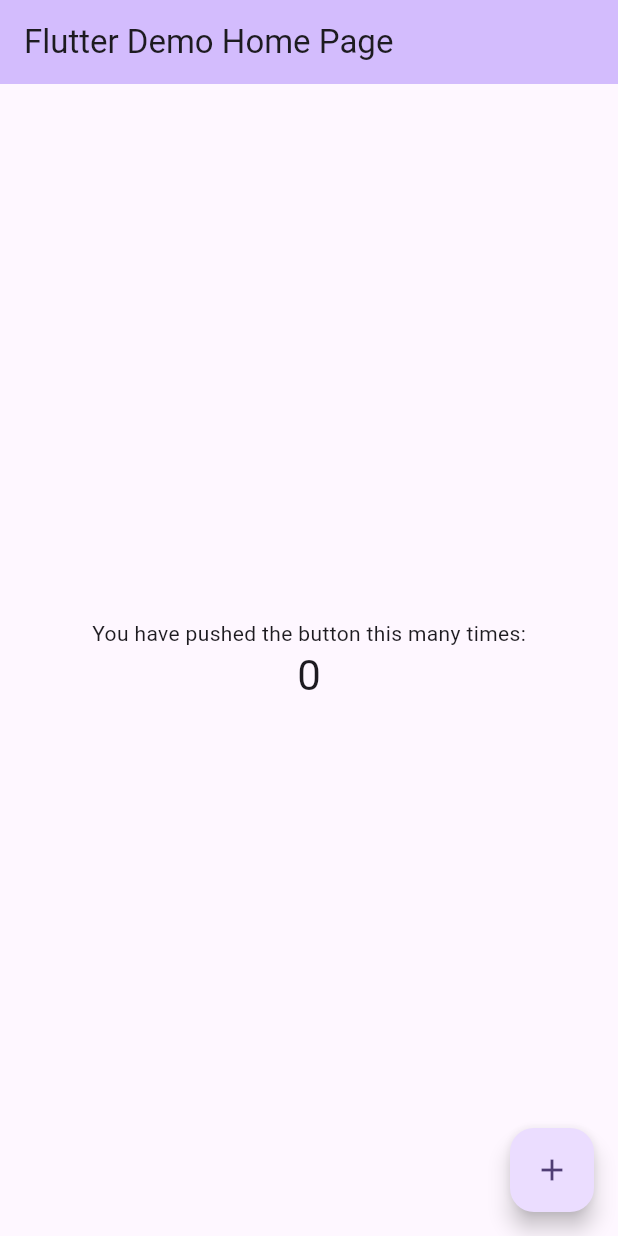
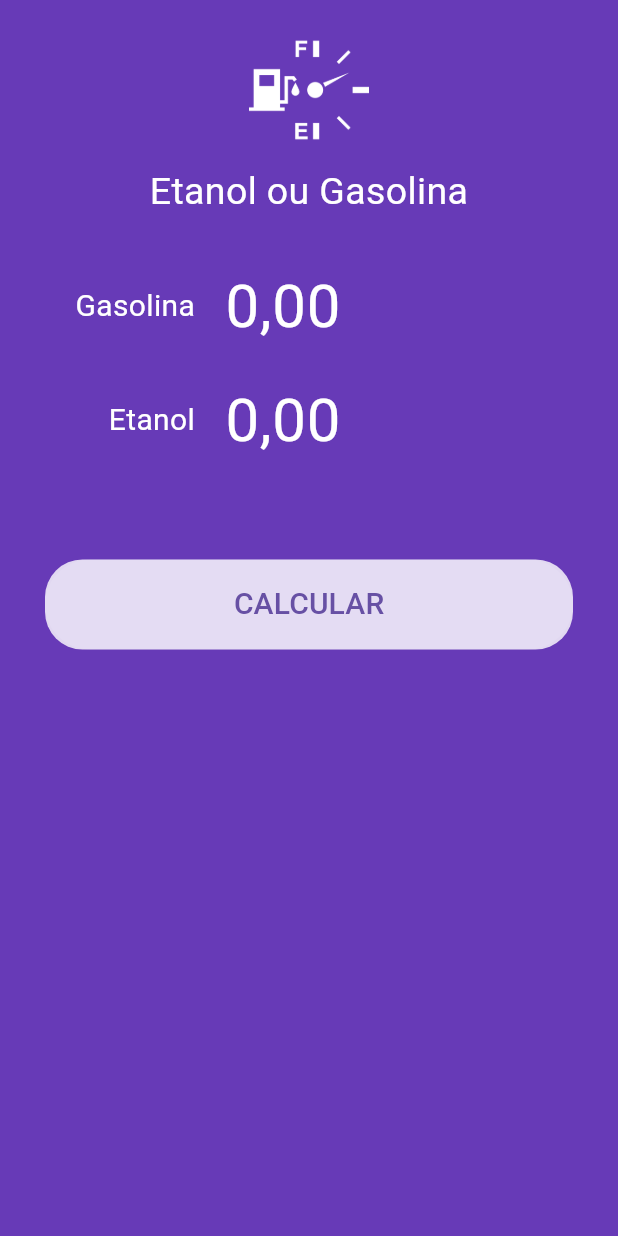
Before and after one commit to douglassbarbosa/home, a Flutter app: the screen it shows after launch, on a phone screen of 412 x 824 dp. Run offline on Flutter 3.47's test engine with Material 2 defaults, Android fonts, the light colour scheme and no system bars; our stand-ins replace flutter_masked_text2; Roboto replaces fonts that are missing (Big Shoulders Display).

Commit message:
feat: My first Flutter's App

```diff
--- a/BoxOfCodes/Flutter/appCombustivel/app_combustivel/lib/main.dart
+++ b/BoxOfCodes/Flutter/appCombustivel/app_combustivel/lib/main.dart
@@ -1,4 +1,5 @@
 import 'package:flutter/material.dart';
+import 'pages/home.page.dart';
 
 void main() {
   runApp(const MyApp());
@@ -6,120 +7,17 @@ void main() {
 
 class MyApp extends StatelessWidget {
   const MyApp({super.key});
-
-  // This widget is the root of your application.
   @override
   Widget build(BuildContext context) {
     return MaterialApp(
-      title: 'Flutter Demo',
+      title: 'Alcool ou Gasolina',
+      debugShowCheckedModeBanner: false,
       theme: ThemeData(
-        // This is the theme of your application.
-        //
-        // TRY THIS: Try running your application with "flutter run". You'll see
-        // the application has a blue toolbar. Then, without quitting the app,
-        // try changing the seedColor in the colorScheme below to Colors.green
-        // and then invoke "hot reload" (save your changes or press the "hot
-        // reload" button in a Flutter-supported IDE, or press "r" if you used
-        // the command line to start the app).
-        //
-        // Notice that the counter didn't reset back to zero; the application
-        // state is not lost during the reload. To reset the state, use hot
-        // restart instead.
-        //
-        // This works for code too, not just values: Most code changes can be
-        // tested with just a hot reload.
-        colorScheme: ColorScheme.fromSeed(seedColor: Colors.deepPurple),
+        primarySwatch: Colors.blue,
+        // colorScheme: ColorScheme.fromSeed(seedColor: Colors.deepPurple),
         useMaterial3: true,
       ),
-      home: const MyHomePage(title: 'Flutter Demo Home Page'),
+      home: HomePage(),
     );
   }
 }
-
-class MyHomePage extends StatefulWidget {
-  const MyHomePage({super.key, required this.title});
-
-  // This widget is the home page of your application. It is stateful, meaning
-  // that it has a State object (defined below) that contains fields that affect
-  // how it looks.
-
-  // This class is the configuration for the state. It holds the values (in this
-  // case the title) provided by the parent (in this case the App widget) and
-  // used by the build method of the State. Fields in a Widget subclass are
-  // always marked "final".
-
-  final String title;
-
-  @override
-  State<MyHomePage> createState() => _MyHomePageState();
-}
-
-class _MyHomePageState extends State<MyHomePage> {
-  int _counter = 0;
-
-  void _incrementCounter() {
-    setState(() {
-      // This call to setState tells the Flutter framework that something has
-      // changed in this State, which causes it to rerun the build method below
-      // so that the display can reflect the updated values. If we changed
-      // _counter without calling setState(), then the build method would not be
-      // called again, and so nothing would appear to happen.
-      _counter++;
-    });
-  }
-
-  @override
-  Widget build(BuildContext context) {
-    // This method is rerun every time setState is called, for instance as done
-    // by the _incrementCounter method above.
-    //
-    // The Flutter framework has been optimized to make rerunning build methods
-    // fast, so that you can just rebuild anything that needs updating rather
-    // than having to individually change instances of widgets.
-    return Scaffold(
-      appBar: AppBar(
-        // TRY THIS: Try changing the color here to a specific color (to
-        // Colors.amber, perhaps?) and trigger a hot reload to see the AppBar
-        // change color while the other colors stay the same.
-        backgroundColor: Theme.of(context).colorScheme.inversePrimary,
-        // Here we take the value from the MyHomePage object that was created by
-        // the App.build method, and use it to set our appbar title.
-        title: Text(widget.title),
-      ),
-      body: Center(
-        // Center is a layout widget. It takes a single child and positions it
-        // in the middle of the parent.
-        child: Column(
-          // Column is also a layout widget. It takes a list of children and
-          // arranges them vertically. By default, it sizes itself to fit its
-          // children horizontally, and tries to be as tall as its parent.
-          //
-          // Column has various properties to control how it sizes itself and
-          // how it positions its children. Here we use mainAxisAlignment to
-          // center the children vertically; the main axis here is the vertical
-          // axis because Columns are vertical (the cross axis would be
-          // horizontal).
-          //
-          // TRY THIS: Invoke "debug painting" (choose the "Toggle Debug Paint"
-          // action in the IDE, or press "p" in the console), to see the
-          // wireframe for each widget.
-          mainAxisAlignment: MainAxisAlignment.center,
-          children: <Widget>[
-            const Text(
-              'You have pushed the button this many times:',
-            ),
-            Text(
-              '$_counter',
-              style: Theme.of(context).textTheme.headlineMedium,
-            ),
-          ],
-        ),
-      ),
-      floatingActionButton: FloatingActionButton(
-        onPressed: _incrementCounter,
-        tooltip: 'Increment',
-        child: const Icon(Icons.add),
-      ), // This trailing comma makes auto-formatting nicer for build methods.
-    );
-  }
-}
--- /dev/null
+++ b/BoxOfCodes/Flutter/appCombustivel/app_combustivel/lib/pages/home.page.dart
@@ -0,0 +1,80 @@
+import 'package:app_combustivel/widget/success.widget.dart';
+import 'package:flutter/material.dart';
+import 'package:flutter_masked_text2/flutter_masked_text2.dart';
+
+import '../widget/logo.widget.dart';
+import '../widget/submit-form.dart';
+
+class HomePage extends StatefulWidget {
+  @override
+  State<HomePage> createState() => _HomePageState();
+}
+
+class _HomePageState extends State<HomePage> {
+  var _gasCtrl = MoneyMaskedTextController();
+  var _etanolCtrl = MoneyMaskedTextController();
+  Color _color = Colors.deepPurple;
+  var _busy = false;
+  var _completed = false;
+  String _resultText = '';
+
+  @override
+  Widget build(BuildContext context) {
+    return Scaffold(
+      backgroundColor: Theme.of(context).primaryColor,
+      body: AnimatedContainer(
+        duration: const Duration(
+          milliseconds: 1000,
+        ),
+        color: _color,
+        child: ListView(
+          children: <Widget>[
+            const Logo(),
+            _completed
+                ? Success(
+                    result: _resultText,
+                    reset: _reset,
+                  )
+                : SubmitForm(
+                    gasCtrl: _gasCtrl,
+                    etanolCtrl: _etanolCtrl,
+                    busy: _busy,
+                    submitFunc: calculate),
+          ],
+        ),
+      ),
+    );
+  }
+
+  Future calculate() async {
+    double priceEtanol =
+        double.parse(_etanolCtrl.text.replaceAll(RegExp(r'[,.]'), ''));
+    double priceGas =
+        double.parse(_gasCtrl.text.replaceAll(RegExp(r'[,.]'), ''));
+    double res = priceEtanol / priceGas;
+
+    return Future.delayed(const Duration(seconds: 1), () {
+      setState(() {
+        if (res >= 0.7) {
+          _resultText = "Use Gasolina";
+        } else {
+          _resultText = "Use Etanol";
+        }
+        _color = Colors.deepPurpleAccent;
+        _completed = true;
+        _busy = false;
+      });
+    });
+  }
+
+  Future<void> _reset() {
+    setState(() {
+      _gasCtrl = MoneyMaskedTextController();
+      _etanolCtrl = MoneyMaskedTextController();
+      _busy = false;
+      _completed = false;
+      _color = Theme.of(context).primaryColor;
+    });
+    return Future<void>.value();
+  }
+}
--- /dev/null
+++ b/BoxOfCodes/Flutter/appCombustivel/app_combustivel/lib/widget/input.widget.dart
@@ -0,0 +1,48 @@
+import 'package:flutter/material.dart';
+import 'package:flutter_masked_text2/flutter_masked_text2.dart';
+
+class Input extends StatelessWidget {
+  String label = ""; //
+  MoneyMaskedTextController ctrl = MoneyMaskedTextController();
+
+  Input({
+    required this.label,
+    required this.ctrl,
+  });
+
+  @override
+  Widget build(BuildContext context) {
+    return Row(
+      children: <Widget>[
+        Container(
+          width: 100,
+          alignment: Alignment.centerRight,
+          child: Text(
+            label,
+            style: const TextStyle(
+              color: Colors.white,
+              fontSize: 20,
+              fontFamily: "Big Shoulders Display",
+            ),
+          ),
+        ),
+        const SizedBox(
+          width: 20,
+        ),
+        Expanded(
+          child: TextFormField(
+              controller: ctrl,
+              keyboardType: TextInputType.number,
+              style: const TextStyle(
+                color: Colors.white,
+                fontSize: 40,
+                fontFamily: "Big Shoulders Display",
+              ),
+              decoration: const InputDecoration(
+                border: InputBorder.none,
+              )),
+        ),
+      ],
+    );
+  }
+}
--- /dev/null
+++ b/BoxOfCodes/Flutter/appCombustivel/app_combustivel/lib/widget/loading-button.widget.dart
@@ -0,0 +1,56 @@
+import 'package:flutter/material.dart';
+
+class LoadingButton extends StatelessWidget {
+  final bool busy;
+  final bool invert;
+  final VoidCallback func;
+  final String text;
+
+  LoadingButton({
+    super.key,
+    required this.busy,
+    required this.func,
+    required this.invert,
+    required this.text,
+  });
+
+  @override
+  Widget build(BuildContext context) {
+    return busy
+        ? Container(
+            alignment: Alignment.center,
+            height: 50,
+            child: const CircularProgressIndicator(
+              backgroundColor: Colors.white,
+            ),
+          )
+        : Container(
+            margin: const EdgeInsets.all(30),
+            height: 60,
+            width: double.infinity,
+            decoration: BoxDecoration(
+              color: invert
+                  ? Theme.of(context).primaryColor
+                  : Colors.white.withOpacity(0.8),
+              borderRadius: BorderRadius.circular(25),
+            ),
+            child: TextButton(
+              style: ElevatedButton.styleFrom(
+                backgroundColor: const Color.fromARGB(28, 255, 255, 255),
+                shape: RoundedRectangleBorder(
+                  borderRadius: BorderRadius.circular(60),
+                ),
+              ),
+              onPressed: func,
+              child: Text(
+                text,
+                style: TextStyle(
+                  color: invert ? Colors.white : Theme.of(context).primaryColor,
+                  fontSize: 20,
+                  fontFamily: "Big Shoulders Display",
+                ),
+              ),
+            ),
+          );
+  }
+}
--- /dev/null
+++ b/BoxOfCodes/Flutter/appCombustivel/app_combustivel/lib/widget/logo.widget.dart
@@ -0,0 +1,35 @@
+import 'package:flutter/material.dart';
+
+class Logo extends StatelessWidget {
+  const Logo({super.key});
+
+  @override
+  Widget build(BuildContext context) {
+    return Column(
+      children: <Widget>[
+        const SizedBox(
+          height: 20,
+        ),
+        Image.asset(
+          "assets/images/aog-white.png",
+          height: 80,
+        ),
+        const SizedBox(
+          height: 10,
+        ),
+        const Text(
+          "Etanol ou Gasolina",
+          style: TextStyle(
+            color: Colors.white,
+            fontSize: 25,
+            fontFamily: "Big Shoulders Display",
+          ),
+          textAlign: TextAlign.center,
+        ),
+        const SizedBox(
+          height: 20,
+        ),
+      ],
+    );
+  }
+}
--- /dev/null
+++ b/BoxOfCodes/Flutter/appCombustivel/app_combustivel/lib/widget/submit-form.dart
@@ -0,0 +1,51 @@
+import 'package:flutter/material.dart';
+import 'package:flutter_masked_text2/flutter_masked_text2.dart';
+
+import 'input.widget.dart';
+import 'loading-button.widget.dart';
+
+class SubmitForm extends StatelessWidget {
+  var gasCtrl = MoneyMaskedTextController();
+  var etanolCtrl = MoneyMaskedTextController();
+  final bool busy;
+  final VoidCallback submitFunc;
+
+  SubmitForm({
+    super.key,
+    required this.gasCtrl,
+    required this.etanolCtrl,
+    required this.busy,
+    required this.submitFunc,
+  });
+
+  @override
+  Widget build(BuildContext context) {
+    return Column(
+      children: <Widget>[
+        Padding(
+          padding: const EdgeInsets.only(
+            left: 30,
+            right: 30,
+          ),
+          child: Input(label: "Gasolina", ctrl: gasCtrl),
+        ),
+        Padding(
+          padding: const EdgeInsets.only(
+            left: 30,
+            right: 30,
+          ),
+          child: Input(label: "Etanol", ctrl: etanolCtrl),
+        ),
+        const SizedBox(
+          height: 25,
+        ),
+        LoadingButton(
+          busy: busy,
+          func: submitFunc,
+          invert: false,
+          text: "CALCULAR",
+        )
+      ],
+    );
+  }
+}
--- /dev/null
+++ b/BoxOfCodes/Flutter/appCombustivel/app_combustivel/lib/widget/success.widget.dart
@@ -0,0 +1,49 @@
+import 'package:flutter/material.dart';
+
+import 'loading-button.widget.dart';
+
+class Success extends StatelessWidget {
+  var result = "";
+  VoidCallback reset;
+
+  Success({
+    super.key,
+    required this.result,
+    required this.reset,
+  });
+
+  @override
+  Widget build(BuildContext context) {
+    return Container(
+      margin: const EdgeInsets.all(30),
+      decoration: BoxDecoration(
+        color: Colors.white.withOpacity(0.8),
+        borderRadius: BorderRadius.circular(25),
+      ),
+      child: Column(
+        children: <Widget>[
+          const SizedBox(
+            height: 50,
+          ),
+          Text(
+            result,
+            style: TextStyle(
+              color: Theme.of(context).primaryColor,
+              fontSize: 25,
+              fontFamily: "Big Shoulders Display",
+            ),
+          ),
+          const SizedBox(
+            height: 20,
+          ),
+          LoadingButton(
+            busy: false,
+            func: reset,
+            invert: true,
+            text: "CALCULAR NOVAMENTE",
+          )
+        ],
+      ),
+    );
+  }
+}
```
Also changed, not shown: BoxOfCodes/Flutter/appCombustivel/app_combustivel/pubspec.yaml (+13 -14 lines), BoxOfCodes/Flutter/appCombustivel/app_combustivel/assets/fonts/BigShouldersDisplay-Light.ttf (added), BoxOfCodes/Flutter/appCombustivel/app_combustivel/assets/images/aog-white.png (added), BoxOfCodes/Flutter/appCombustivel/app_combustivel/pubspec.lock, 1 other file.
